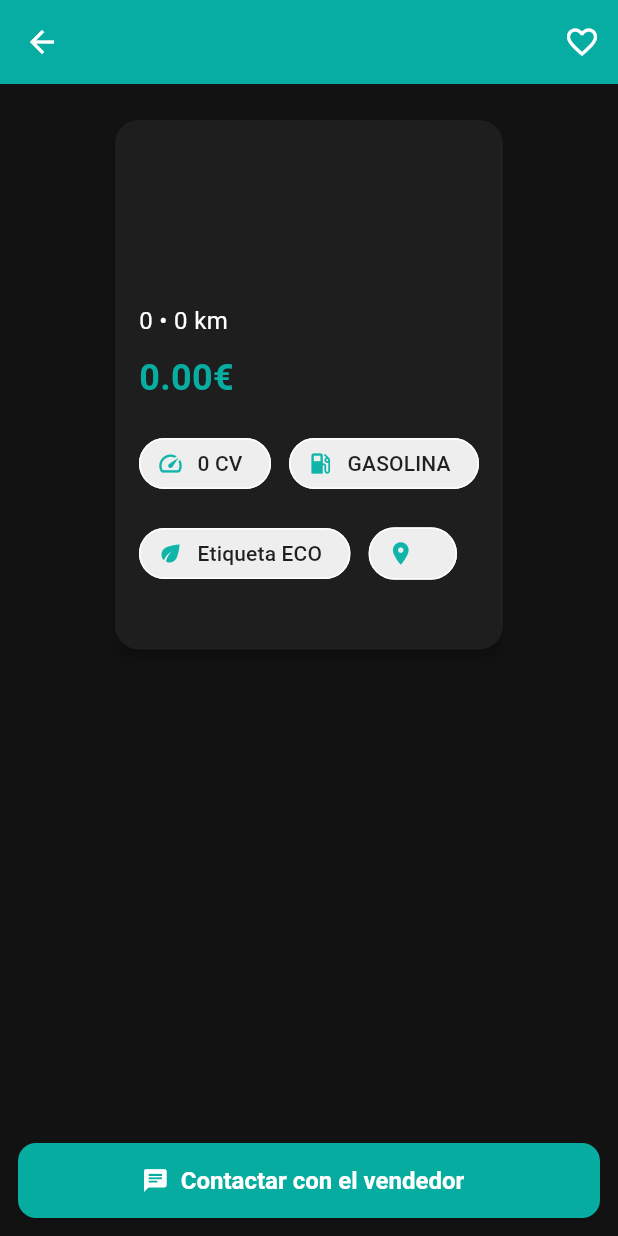
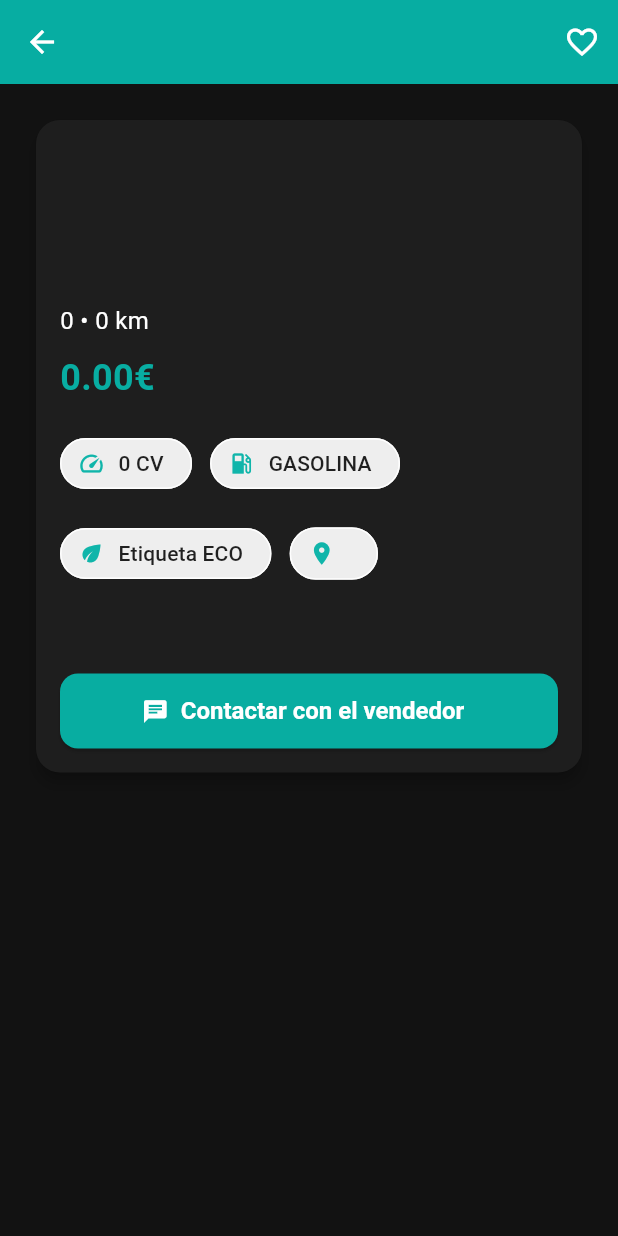
Before and after one commit to Serter998/CarSeek, a Flutter app: the VehicleDetailScreen screen opened directly with empty values, on a phone screen of 412 x 824 dp. Run offline on Flutter 3.47's test engine with Material 3 defaults, Android fonts, the light colour scheme and no system bars; our stand-ins replace cached_network_image, dartz, flutter_bloc, flutter_dotenv, flutter_secure_storage, get_it and 2 more; accounts and stored records are empty.

Commit message:
Mejora la presentación del anuncio en distintos tamaños de pantalla

```diff
--- a/lib/features/home/presentation/screens/vehicle_detail_screen.dart
+++ b/lib/features/home/presentation/screens/vehicle_detail_screen.dart
@@ -205,7 +205,6 @@
                         ),
                       ),
 
-                    if (isWide) ...[
                     const SizedBox(height: 32),
                     ElevatedButton.icon(
                       style: ElevatedButton.styleFrom(
@@ -215,9 +214,9 @@
                       ),
                       icon: const Icon(Icons.chat),
                       label: const Text('Contactar con el vendedor'),
-                        onPressed: () {},
+                      onPressed: () {
+                      },
                     ),
-                    ],
                   ],
                 ),
               ),
@@ -225,21 +224,6 @@
           ),
         ),
       ),
-      bottomNavigationBar: !isWide
-          ? Padding(
-        padding: const EdgeInsets.all(12),
-        child: ElevatedButton.icon(
-          style: ElevatedButton.styleFrom(
-            backgroundColor: AppColors.primary,
-            minimumSize: const Size.fromHeight(50),
-            shape: RoundedRectangleBorder(borderRadius: BorderRadius.circular(12)),
-          ),
-          icon: const Icon(Icons.chat),
-          label: const Text('Contactar con el vendedor'),
-          onPressed: () {},
-        ),
-      )
-          : null,
     );
   }
 }
```
Lines whose indentation alone changed are shown as unchanged.
